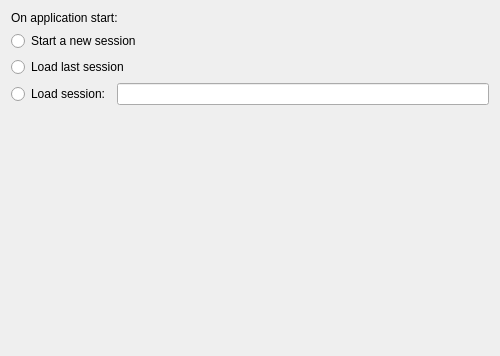
First picture: the form in editors/sc-ide/forms/settings_general.ui, repository supercollider/supercollider, before the edit.
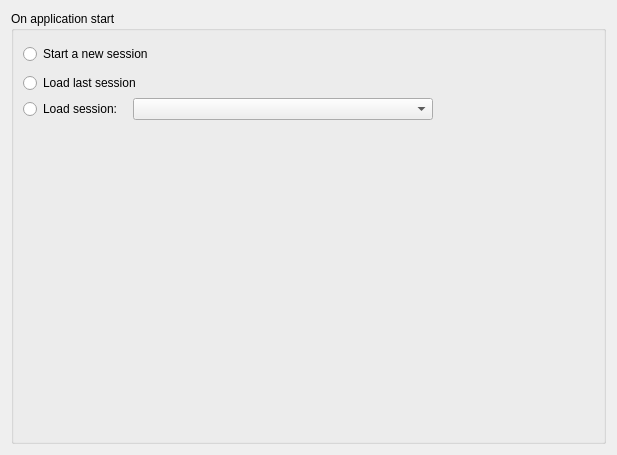
Second picture: the form after the edit.

Commit message: style: clean up general settings, use dropdown instead of text for selecting session.

```diff
--- a/editors/sc-ide/forms/settings_general.ui
+++ b/editors/sc-ide/forms/settings_general.ui
@@ -6,8 +6,8 @@
    <rect>
     <x>0</x>
     <y>0</y>
-    <width>500</width>
-    <height>356</height>
+    <width>617</width>
+    <height>455</height>
    </rect>
   </property>
   <property name="windowTitle">
@@ -15,12 +15,36 @@
   </property>
   <layout class="QVBoxLayout" name="verticalLayout">
    <item>
-    <widget class="QLabel" name="label">
-     <property name="text">
-      <string>On application start:</string>
+    <widget class="QGroupBox" name="On">
+     <property name="minimumSize">
+      <size>
+       <width>0</width>
+       <height>100</height>
+      </size>
      </property>
-    </widget>
-   </item>
+     <property name="title">
+      <string>On application start</string>
+     </property>
+     <layout class="QHBoxLayout" name="horizontalLayout_4">
+      <item>
+       <layout class="QVBoxLayout" name="verticalLayout_5">
+        <property name="spacing">
+         <number>5</number>
+        </property>
+        <item>
+         <layout class="QHBoxLayout" name="horizontalLayout_2" stretch="0">
+          <property name="spacing">
+           <number>1</number>
+          </property>
+          <property name="sizeConstraint">
+           <enum>QLayout::SetFixedSize</enum>
+          </property>
+          <property name="leftMargin">
+           <number>0</number>
+          </property>
+          <property name="topMargin">
+           <number>4</number>
+          </property>
    <item>
     <widget class="QRadioButton" name="startNewSessionOption">
      <property name="text">
@@ -31,6 +55,16 @@
      </attribute>
     </widget>
    </item>
+         </layout>
+        </item>
+        <item>
+         <layout class="QHBoxLayout" name="horizontalLayout_3">
+          <property name="leftMargin">
+           <number>0</number>
+          </property>
+          <property name="topMargin">
+           <number>4</number>
+          </property>
    <item>
     <widget class="QRadioButton" name="startLastSessionOption">
      <property name="text">
@@ -41,8 +75,22 @@
      </attribute>
     </widget>
    </item>
+         </layout>
+        </item>
    <item>
     <layout class="QHBoxLayout" name="horizontalLayout">
+          <property name="spacing">
+           <number>0</number>
+          </property>
+          <property name="sizeConstraint">
+           <enum>QLayout::SetDefaultConstraint</enum>
+          </property>
+          <property name="leftMargin">
+           <number>0</number>
+          </property>
+          <property name="topMargin">
+           <number>0</number>
+          </property>
      <item>
       <widget class="QRadioButton" name="startNamedSessionOption">
        <property name="text">
@@ -54,7 +102,49 @@
       </widget>
      </item>
      <item>
-      <widget class="QLineEdit" name="startSessionName"/>
+           <spacer name="horizontalSpacer_2">
+            <property name="orientation">
+             <enum>Qt::Horizontal</enum>
+            </property>
+            <property name="sizeType">
+             <enum>QSizePolicy::Fixed</enum>
+            </property>
+            <property name="sizeHint" stdset="0">
+             <size>
+              <width>10</width>
+              <height>20</height>
+             </size>
+            </property>
+           </spacer>
+          </item>
+          <item>
+           <widget class="QComboBox" name="startSessionName">
+            <property name="sizePolicy">
+             <sizepolicy hsizetype="Preferred" vsizetype="Fixed">
+              <horstretch>0</horstretch>
+              <verstretch>0</verstretch>
+             </sizepolicy>
+            </property>
+            <property name="minimumSize">
+             <size>
+              <width>300</width>
+              <height>0</height>
+             </size>
+            </property>
+           </widget>
+          </item>
+          <item>
+           <spacer name="horizontalSpacer">
+            <property name="orientation">
+             <enum>Qt::Horizontal</enum>
+            </property>
+            <property name="sizeHint" stdset="0">
+             <size>
+              <width>40</width>
+              <height>20</height>
+             </size>
+            </property>
+           </spacer>
      </item>
     </layout>
    </item>
@@ -66,10 +156,15 @@
      <property name="sizeHint" stdset="0">
       <size>
        <width>20</width>
-       <height>250</height>
+            <height>40</height>
       </size>
      </property>
     </spacer>
+        </item>
+       </layout>
+      </item>
+     </layout>
+    </widget>
    </item>
   </layout>
  </widget>
```
Lines whose indentation alone changed are shown as unchanged. The commit also changes 1 other file.
